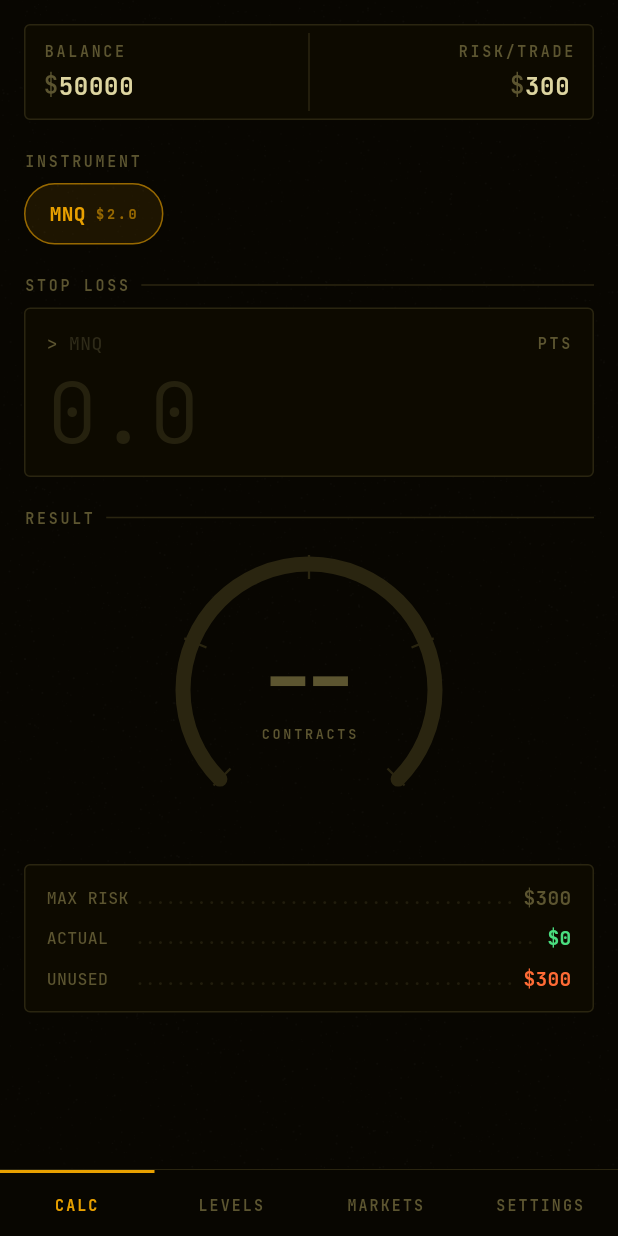
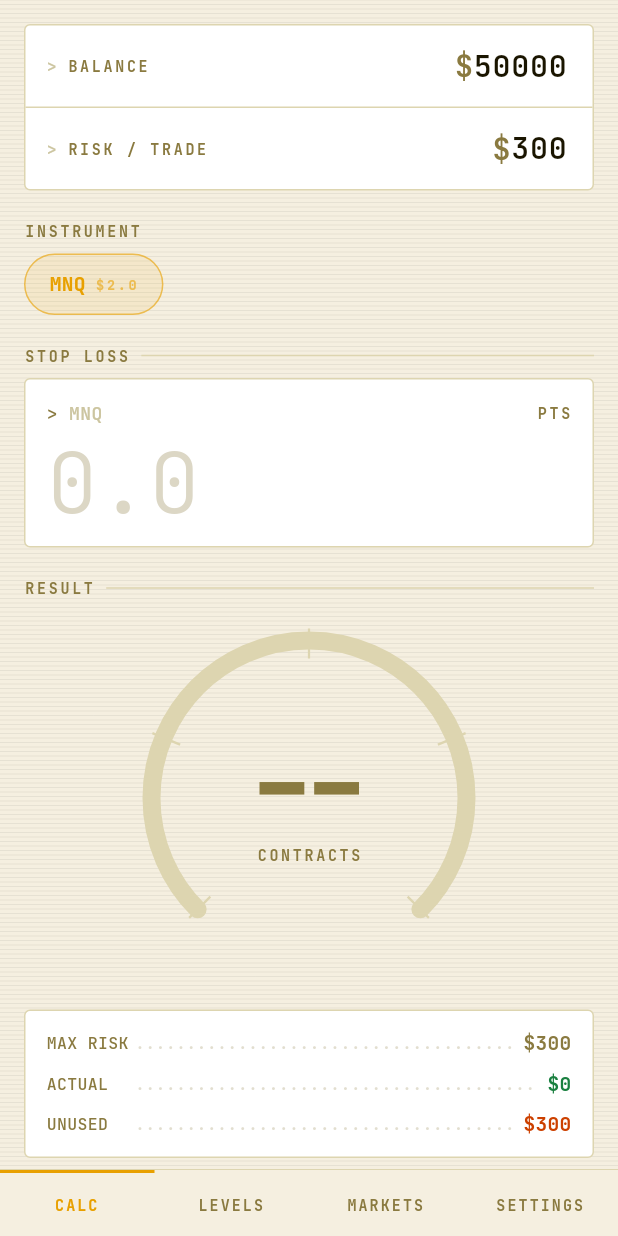
Before and after one commit to Ledian63S/quanta, a Flutter app: the screen it shows after launch, on a phone screen of 412 x 824 dp. Run offline on Flutter 3.47's test engine with Material 3 defaults, Android fonts, the light colour scheme and no system bars; our stand-ins replace google_fonts, shared_preferences.

Commit message:
Add light theme, fix stop loss decimal/clear, fix theme switching

```diff
--- a/lib/screens/calculator_screen.dart
+++ b/lib/screens/calculator_screen.dart
@@ -78,8 +78,7 @@ class _CalculatorScreenState extends State<CalculatorScreen> {
             Row(children: [
               Text('STOP LOSS', style: AppText.label()),
               const SizedBox(width: 8),
-              Expanded(child: Container(height: 1,
-                  color: AppColors.border)),
+              Expanded(child: Container(height: 1, color: AppColors.border)),
             ]),
             const SizedBox(height: 8),
             _StopLossPanel(
@@ -87,7 +86,8 @@ class _CalculatorScreenState extends State<CalculatorScreen> {
               focusNode: _slFocus,
               focused: _slFocused,
               ticker: state.currentInstrument.ticker,
-              onChanged: (v) => state.setStopLoss(double.tryParse(v) ?? 0),
+              onChanged: (v) => state.setStopLoss(
+                  v.isEmpty ? 0 : (double.tryParse(v) ?? state.stopLossPoints)),
             ),
             const SizedBox(height: 20),
 
@@ -147,25 +147,23 @@ class _AccountStrip extends StatelessWidget {
   Widget build(BuildContext context) {
     return Container(
       decoration: AppDecor.card(),
-      child: Row(children: [
-        _AccountField(
+      child: Column(children: [
+        _AccountRow(
           label: 'BALANCE',
           prefix: '\$',
           controller: balanceController,
           focusNode: balanceFocus,
           focused: balanceFocused,
-          align: TextAlign.left,
           onChanged: (v) => state.setBalance(double.tryParse(v) ?? state.accountBalance),
           onSubmitted: (_) => riskFocus.requestFocus(),
         ),
-        Container(width: 1, height: 52, color: AppColors.border),
-        _AccountField(
-          label: 'RISK/TRADE',
+        Container(height: 1, color: AppColors.border),
+        _AccountRow(
+          label: 'RISK / TRADE',
           prefix: '\$',
           controller: riskController,
           focusNode: riskFocus,
           focused: riskFocused,
-          align: TextAlign.right,
           onChanged: (v) => state.setSessionRisk(double.tryParse(v) ?? state.riskAmount),
           onSubmitted: (_) => slFocus.requestFocus(),
         ),
@@ -174,35 +172,32 @@ class _AccountStrip extends StatelessWidget {
   }
 }
 
-class _AccountField extends StatelessWidget {
+class _AccountRow extends StatelessWidget {
   final String label, prefix;
   final TextEditingController controller;
   final FocusNode focusNode;
   final bool focused;
-  final TextAlign align;
   final ValueChanged<String> onChanged, onSubmitted;
-  const _AccountField({
+  const _AccountRow({
     required this.label, required this.prefix, required this.controller,
-    required this.focusNode, required this.focused, required this.align,
+    required this.focusNode, required this.focused,
     required this.onChanged, required this.onSubmitted,
   });
 
   @override
   Widget build(BuildContext context) {
-    return Expanded(child: Padding(
-      padding: const EdgeInsets.fromLTRB(12, 10, 12, 10),
-      child: Column(
-        crossAxisAlignment: align == TextAlign.right
-            ? CrossAxisAlignment.end : CrossAxisAlignment.start,
-        children: [
+    return Padding(
+      padding: const EdgeInsets.symmetric(horizontal: 14, vertical: 12),
+      child: Row(children: [
+        // Label
+        Text('> ', style: AppText.mono(size: 11,
+            color: focused ? AppColors.accent : AppColors.subtle)),
         Text(label, style: AppText.label(
+            size: 10,
             color: focused ? AppColors.accentLight : AppColors.muted)),
-          const SizedBox(height: 4),
-          Row(
-            mainAxisAlignment: align == TextAlign.right
-                ? MainAxisAlignment.end : MainAxisAlignment.start,
-            children: [
-              Text(prefix, style: AppText.mono(size: 16, weight: FontWeight.w600,
+        const Spacer(),
+        // Value input
+        Text(prefix, style: AppText.mono(size: 20, weight: FontWeight.w600,
             color: focused ? AppColors.accent : AppColors.muted)),
         IntrinsicWidth(child: TextField(
           controller: controller,
@@ -210,21 +205,18 @@ class _AccountField extends StatelessWidget {
           onChanged: onChanged,
           onSubmitted: onSubmitted,
           textInputAction: TextInputAction.next,
-                textAlign: align,
+          textAlign: TextAlign.right,
           keyboardType: const TextInputType.numberWithOptions(decimal: true),
           inputFormatters: [FilteringTextInputFormatter.allow(RegExp(r'[\d.]'))],
           enableInteractiveSelection: false,
           cursorColor: AppColors.accent,
-                style: AppText.mono(size: 16, weight: FontWeight.w600,
+          style: AppText.mono(size: 20, weight: FontWeight.w600,
               color: focused ? AppColors.accentLight : AppColors.text),
           decoration: const InputDecoration(
             border: InputBorder.none, isDense: true, contentPadding: EdgeInsets.zero),
         )),
-            ],
-          ),
-        ],
-      ),
-    ));
+      ]),
+    );
   }
 }
 
@@ -358,7 +350,6 @@ class _ResultPanel extends StatelessWidget {
   Widget build(BuildContext context) {
     final hasData = state.stopLossPoints > 0;
     return Column(children: [
-      // Arc gauge — centered
       Center(
         child: RiskGauge(
           actual: hasData ? state.actualRisk : 0,
@@ -367,8 +358,6 @@ class _ResultPanel extends StatelessWidget {
         ),
       ),
       const SizedBox(height: 16),
-
-      // Risk readout — table style
       Container(
         decoration: AppDecor.card(),
         padding: const EdgeInsets.fromLTRB(14, 12, 14, 12),
--- a/lib/screens/main_shell.dart
+++ b/lib/screens/main_shell.dart
@@ -26,6 +26,9 @@ class _MainShellState extends State<MainShell> {
 
   @override
   Widget build(BuildContext context) {
+    // Set isDark before any child screen builds. Theme.of registers the
+    // InheritedWidget dependency so this rebuilds on system brightness changes too.
+    AppColors.isDark = Theme.of(context).brightness == Brightness.dark;
     return Scaffold(
       resizeToAvoidBottomInset: false,
       backgroundColor: AppColors.bg,
--- a/lib/theme/app_theme.dart
+++ b/lib/theme/app_theme.dart
@@ -1,5 +1,5 @@
+import 'dart:async';
 import 'dart:math';
-import 'dart:ui';
 import 'package:flutter/material.dart';
 import 'package:google_fonts/google_fonts.dart';
 
@@ -46,6 +46,7 @@ class _TerminalNumberState extends State<TerminalNumber>
   late AnimationController _ctrl;
   late Animation<double> _opacity;
   int _displayed = 0;
+  Timer? _countTimer;
 
   @override
   void initState() {
@@ -60,16 +61,37 @@ class _TerminalNumberState extends State<TerminalNumber>
   @override
   void didUpdateWidget(TerminalNumber old) {
     super.didUpdateWidget(old);
-    if (old.value != widget.value) {
+    if (old.value == widget.value) return;
+    _countTimer?.cancel();
+    if (widget.value > _displayed) {
+      _countUp(_displayed, widget.value);
+    } else {
       _ctrl.forward().then((_) {
+        if (mounted) {
           setState(() => _displayed = widget.value);
           _ctrl.reverse();
+        }
       });
     }
   }
 
+  void _countUp(int from, int to) {
+    final steps = to - from;
+    final stepMs = (450 / steps).clamp(40.0, 120.0).round();
+    int current = from;
+    _countTimer = Timer.periodic(Duration(milliseconds: stepMs), (t) {
+      current++;
+      if (mounted) setState(() => _displayed = current);
+      if (current >= to) t.cancel();
+    });
+  }
+
   @override
-  void dispose() { _ctrl.dispose(); super.dispose(); }
+  void dispose() {
+    _countTimer?.cancel();
+    _ctrl.dispose();
+    super.dispose();
+  }
 
   @override
   Widget build(BuildContext context) {
@@ -93,18 +115,47 @@ class _TerminalNumberState extends State<TerminalNumber>
 }
 
 // ── Risk arc gauge ─────────────────────────────────────────────────────────
-class RiskGauge extends StatelessWidget {
+class RiskGauge extends StatefulWidget {
   final double actual;
   final double max;
   final int contracts;
   const RiskGauge({super.key, required this.actual,
       required this.max, required this.contracts});
+  @override
+  State<RiskGauge> createState() => _RiskGaugeState();
+}
+
+class _RiskGaugeState extends State<RiskGauge>
+    with SingleTickerProviderStateMixin {
+  late AnimationController _pulseCtrl;
+  late Animation<double> _pulse;
+
+  @override
+  void initState() {
+    super.initState();
+    _pulseCtrl = AnimationController(
+        vsync: this, duration: const Duration(milliseconds: 350));
+    _pulse = Tween(begin: 0.0, end: 1.0).animate(
+        CurvedAnimation(parent: _pulseCtrl, curve: Curves.easeOut));
+  }
+
+  @override
+  void didUpdateWidget(RiskGauge old) {
+    super.didUpdateWidget(old);
+    if (old.contracts != widget.contracts && widget.contracts > 0) {
+      _pulseCtrl.forward(from: 0).then((_) => _pulseCtrl.reverse());
+    }
+  }
+
+  @override
+  void dispose() { _pulseCtrl.dispose(); super.dispose(); }
 
   @override
   Widget build(BuildContext context) {
-    final ratio = max > 0 ? (actual / max).clamp(0.0, 1.0) : 0.0;
+    final ratio = widget.max > 0
+        ? (widget.actual / widget.max).clamp(0.0, 1.0) : 0.0;
     return SizedBox(
-      width: 200, height: 200,
+      width: 250, height: 250,
       child: Stack(
         alignment: Alignment.center,
         children: [
@@ -112,15 +163,20 @@ class RiskGauge extends StatelessWidget {
             tween: Tween(begin: 0, end: ratio),
             duration: const Duration(milliseconds: 500),
             curve: Curves.easeOut,
-            builder: (_, r, __) => CustomPaint(
-              size: const Size(200, 200),
-              painter: _GaugePainter(ratio: r),
+            builder: (_, r, __) => AnimatedBuilder(
+              animation: _pulse,
+              builder: (_, __) => CustomPaint(
+                size: const Size(250, 250),
+                painter: _GaugePainter(ratio: r, pulse: _pulse.value),
+              ),
             ),
           ),
           Column(mainAxisSize: MainAxisSize.min, children: [
-            TerminalNumber(value: contracts, size: 56, color: AppColors.accent),
-            const SizedBox(height: 2),
-            Text('CONTRACTS', style: AppText.label(size: 9, color: AppColors.muted)),
+            TerminalNumber(value: widget.contracts, size: 72,
+                color: AppColors.accent),
+            const SizedBox(height: 4),
+            Text('CONTRACTS',
+                style: AppText.label(size: 10, color: AppColors.muted)),
           ]),
         ],
       ),
@@ -130,7 +186,8 @@ class RiskGauge extends StatelessWidget {
 
 class _GaugePainter extends CustomPainter {
   final double ratio;
-  _GaugePainter({required this.ratio});
+  final double pulse;
+  _GaugePainter({required this.ratio, this.pulse = 0});
 
   static const _start = 135 * pi / 180;
   static const _sweep = 270 * pi / 180;
@@ -147,21 +204,23 @@ class _GaugePainter extends CustomPainter {
       Paint()
         ..color = AppColors.border
         ..style = PaintingStyle.stroke
-        ..strokeWidth = 10
+        ..strokeWidth = 12
         ..strokeCap = StrokeCap.round,
     );
 
     // Glow + fill
     if (ratio > 0.01) {
+      final glowAlpha = 0.2 + pulse * 0.35;
+      final glowWidth = 26.0 + pulse * 16;
       canvas.drawArc(
         Rect.fromCircle(center: center, radius: radius),
         _start, _sweep * ratio, false,
         Paint()
-          ..color = AppColors.accent.withValues(alpha: 0.18)
+          ..color = AppColors.accent.withValues(alpha: glowAlpha)
           ..style = PaintingStyle.stroke
-          ..strokeWidth = 20
+          ..strokeWidth = glowWidth
           ..strokeCap = StrokeCap.round
-          ..maskFilter = const MaskFilter.blur(BlurStyle.normal, 10),
+          ..maskFilter = const MaskFilter.blur(BlurStyle.normal, 12),
       );
       canvas.drawArc(
         Rect.fromCircle(center: center, radius: radius),
@@ -169,7 +228,7 @@ class _GaugePainter extends CustomPainter {
         Paint()
           ..color = AppColors.accent
           ..style = PaintingStyle.stroke
-          ..strokeWidth = 10
+          ..strokeWidth = 12
           ..strokeCap = StrokeCap.round,
       );
     }
@@ -180,14 +239,17 @@ class _GaugePainter extends CustomPainter {
       ..strokeWidth = 1.5;
     for (int i = 0; i <= 4; i++) {
       final angle = _start + _sweep * (i / 4);
-      final inner = center + Offset(cos(angle), sin(angle)) * (radius - 10);
-      final outer = center + Offset(cos(angle), sin(angle)) * (radius + 6);
+      final inner = center + Offset(cos(angle), sin(angle)) * (radius - 12);
+      final outer = center + Offset(cos(angle), sin(angle)) * (radius + 8);
       canvas.drawLine(inner, outer, tickPaint);
     }
   }
 
   @override
-  bool shouldRepaint(_GaugePainter old) => old.ratio != ratio;
+  bool shouldRepaint(_GaugePainter old) =>
+      old.ratio != ratio || old.pulse != pulse || old._isDark != _isDark;
+
+  final bool _isDark = AppColors.isDark;
 }
 
 // ── Dot leader ─────────────────────────────────────────────────────────────
@@ -259,63 +321,77 @@ class _GrainPainter extends CustomPainter {
 
 // ── Colors ─────────────────────────────────────────────────────────────────
 class AppColors {
-  static const bg       = Color(0xFF080601); // near-black, warm tint
-  static const card     = Color(0xFF0D0A00); // dark amber-black
-  static const elevated = Color(0xFF131000);
-  static const high     = Color(0xFF1A1600);
+  static bool isDark = true;
 
-  static const text     = Color(0xFFDDD5A0); // aged amber-white
-  static const muted    = Color(0xFF5C5530); // dark amber
-  static const subtle   = Color(0xFF2E2A18);
+  // Backgrounds
+  static Color get bg       => isDark ? const Color(0xFF080601) : const Color(0xFFF5EFE0);
+  static Color get card     => isDark ? const Color(0xFF0D0A00) : const Color(0xFFFFFFFF);
+  static Color get elevated => isDark ? const Color(0xFF131000) : const Color(0xFFF0E8D0);
+  static Color get high     => isDark ? const Color(0xFF1A1600) : const Color(0xFFE8DFC0);
 
-  static const accent      = Color(0xFFE8A000); // Bloomberg amber
-  static const accentLight = Color(0xFFFFBF3C); // brighter amber
-  static const accentBlue  = Color(0xFFE8A000); // alias
+  // Text
+  static Color get text     => isDark ? const Color(0xFFDDD5A0) : const Color(0xFF1A1500);
+  static Color get muted    => isDark ? const Color(0xFF5C5530) : const Color(0xFF8A7A40);
+  static Color get subtle   => isDark ? const Color(0xFF2E2A18) : const Color(0xFFCCC5A0);
 
-  static const green  = Color(0xFF4ADE80); // terminal green
-  static const orange = Color(0xFFFF6B35); // warm orange-red for negatives
+  // Accent — same amber in both modes
+  static const accent      = Color(0xFFE8A000);
+  static const accentLight = Color(0xFFFFBF3C);
+  static const accentBlue  = Color(0xFFE8A000);
 
-  static const border = Color(0xFF2A2510); // warm dark border
+  // Status colors — darker in light mode for contrast
+  static Color get green  => isDark ? const Color(0xFF4ADE80) : const Color(0xFF1A8040);
+  static Color get orange => isDark ? const Color(0xFFFF6B35) : const Color(0xFFCC4000);
+
+  // Border
+  static Color get border => isDark ? const Color(0xFF2A2510) : const Color(0xFFDDD5B0);
 
   // Legacy aliases
-  static const darkBg     = bg;
-  static const darkCard   = card;
-  static const darkBorder = border;
-  static const darkText   = text;
-  static const darkMuted  = muted;
-  static const navyDark   = card;
-  static const navyMid    = elevated;
-  static const navyCard1  = elevated;
-  static const navyCard2  = high;
-  static const pill       = card;
+  static Color get darkBg     => bg;
+  static Color get darkCard   => card;
+  static Color get darkBorder => border;
+  static Color get darkText   => text;
+  static Color get darkMuted  => muted;
+  static Color get navyDark   => card;
+  static Color get navyMid    => elevated;
+  static Color get navyCard1  => elevated;
+  static Color get navyCard2  => high;
+  static Color get pill       => card;
 }
 
 // ── Theme ──────────────────────────────────────────────────────────────────
 class AppTheme {
-  static ThemeData light() => _build();
-  static ThemeData dark() => _build();
+  static ThemeData light() => _build(dark: false);
+  static ThemeData dark() => _build(dark: true);
 
-  static ThemeData _build() => ThemeData(
-    brightness: Brightness.dark,
-    scaffoldBackgroundColor: AppColors.bg,
-    colorScheme: const ColorScheme.dark(
-      primary: AppColors.accent,
-      secondary: AppColors.accentLight,
-      surface: AppColors.card,
-    ),
+  static ThemeData _build({required bool dark}) {
+    const accent = AppColors.accent;
+    const accentLight = AppColors.accentLight;
+    final bg       = dark ? const Color(0xFF080601) : const Color(0xFFF5EFE0);
+    final card     = dark ? const Color(0xFF0D0A00) : const Color(0xFFFFFFFF);
+    final text     = dark ? const Color(0xFFDDD5A0) : const Color(0xFF1A1500);
+    final base     = dark ? ThemeData.dark() : ThemeData.light();
+    return ThemeData(
+      brightness: dark ? Brightness.dark : Brightness.light,
+      scaffoldBackgroundColor: bg,
+      colorScheme: dark
+          ? ColorScheme.dark(
+              primary: accent, secondary: accentLight, surface: card)
+          : ColorScheme.light(
+              primary: accent, secondary: accentLight, surface: card),
       textSelectionTheme: const TextSelectionThemeData(
         cursorColor: AppColors.accent,
       ),
-    textTheme: GoogleFonts.jetBrainsMonoTextTheme(
-        ThemeData.dark().textTheme).apply(
-      bodyColor: AppColors.text,
-      displayColor: AppColors.text,
+      textTheme: GoogleFonts.jetBrainsMonoTextTheme(base.textTheme).apply(
+        bodyColor: text,
+        displayColor: text,
       ),
       inputDecorationTheme: const InputDecorationTheme(
         border: InputBorder.none,
         filled: false,
       ),
     );
+  }
 }
 
 // ── Text styles — monospace everything ─────────────────────────────────────
```
Also changed, not shown: lib/models/quanta_state.dart (+11 -1 lines), lib/screens/levels_screen.dart (+4 -23 lines), lib/screens/settings_screen.dart (+5 -5 lines). Lines whose indentation alone changed are shown as unchanged.
